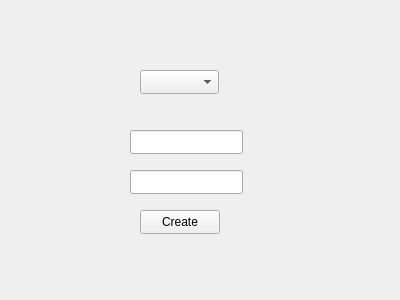
e1nfalt/misNotas, file misNotas/new_note_window.ui: the form before one commit.
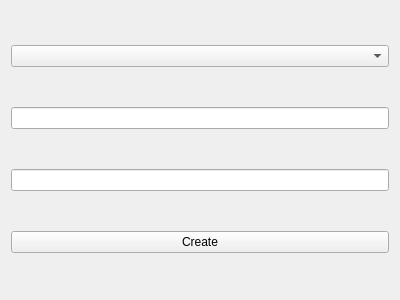
The form after the commit.

What changed in the file:
```diff
--- a/misNotas/new_note_window.ui
+++ b/misNotas/new_note_window.ui
@@ -13,49 +13,28 @@
   <property name="windowTitle">
    <string>Form</string>
   </property>
-  <widget class="QComboBox" name="comboBox">
-   <property name="geometry">
-    <rect>
-     <x>140</x>
-     <y>70</y>
-     <width>79</width>
-     <height>24</height>
-    </rect>
-   </property>
-  </widget>
-  <widget class="QPushButton" name="createButton">
-   <property name="geometry">
-    <rect>
-     <x>140</x>
-     <y>210</y>
-     <width>80</width>
-     <height>24</height>
-    </rect>
-   </property>
-   <property name="text">
-    <string>Create</string>
-   </property>
-  </widget>
-  <widget class="QLineEdit" name="new_title">
-   <property name="geometry">
-    <rect>
-     <x>130</x>
-     <y>130</y>
-     <width>113</width>
-     <height>24</height>
-    </rect>
-   </property>
-  </widget>
-  <widget class="QLineEdit" name="new_tags_list">
-   <property name="geometry">
-    <rect>
-     <x>130</x>
-     <y>170</y>
-     <width>113</width>
-     <height>24</height>
-    </rect>
-   </property>
-  </widget>
+  <layout class="QHBoxLayout" name="horizontalLayout">
+   <item>
+    <layout class="QGridLayout" name="gridLayout">
+     <item row="1" column="0">
+      <widget class="QLineEdit" name="new_title"/>
+     </item>
+     <item row="0" column="0">
+      <widget class="QComboBox" name="comboBox"/>
+     </item>
+     <item row="2" column="0">
+      <widget class="QLineEdit" name="new_tags_list"/>
+     </item>
+     <item row="3" column="0">
+      <widget class="QPushButton" name="createButton">
+       <property name="text">
+        <string>Create</string>
+       </property>
+      </widget>
+     </item>
+    </layout>
+   </item>
+  </layout>
  </widget>
  <resources/>
  <connections/>
```
